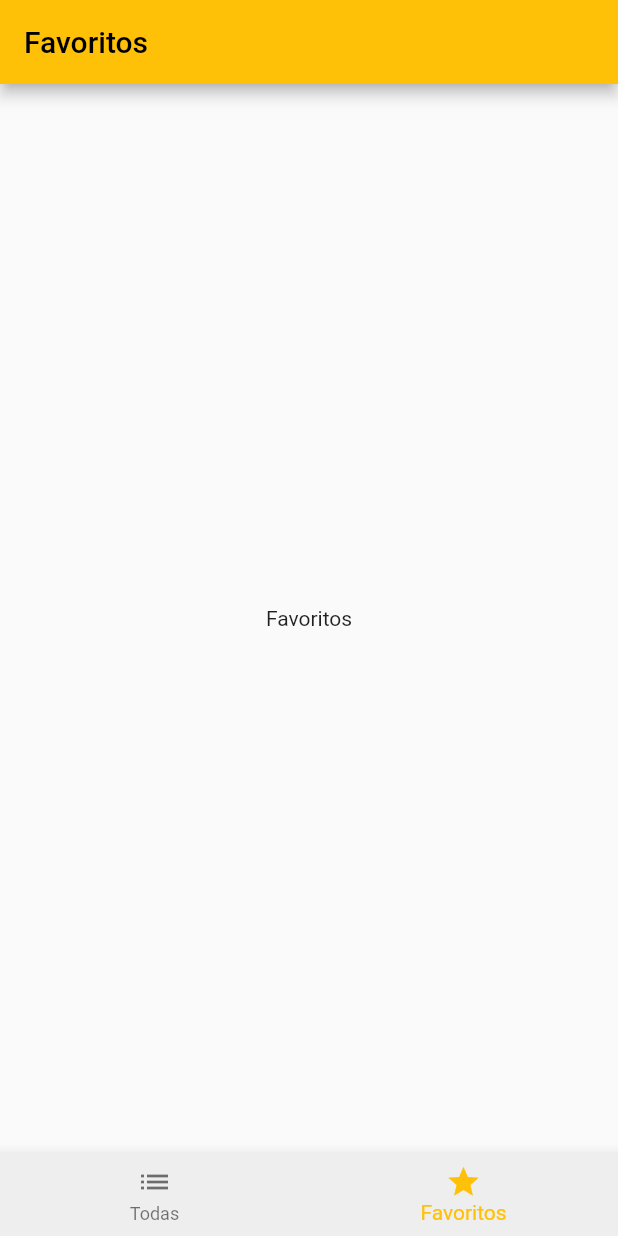
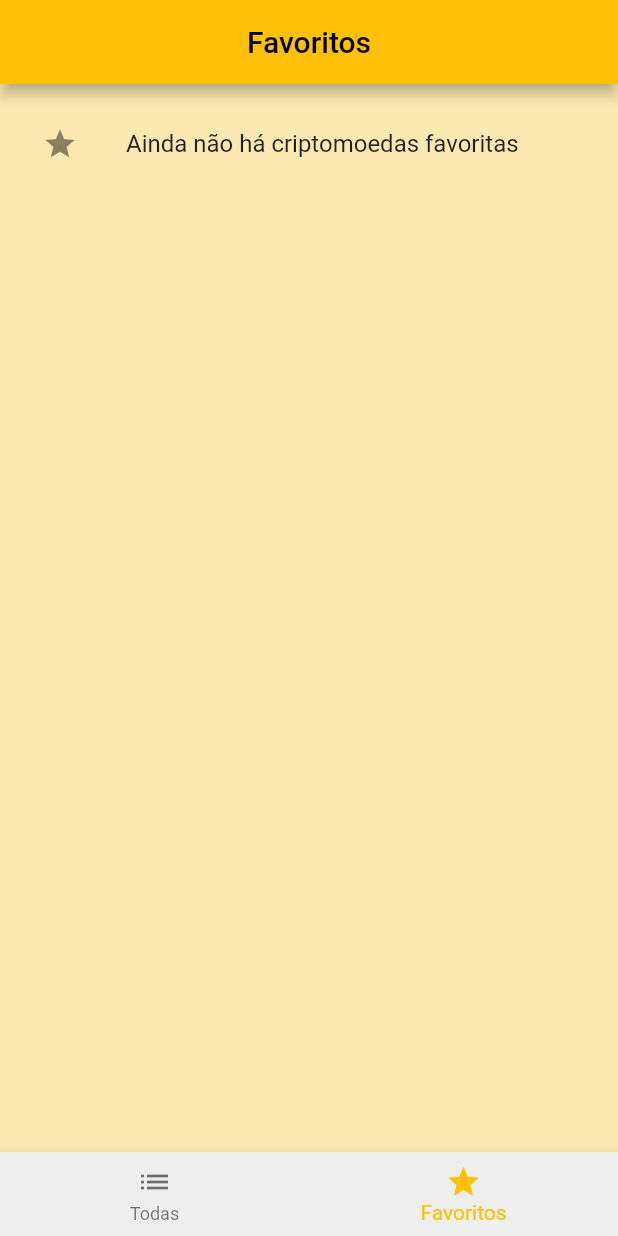
Before and after one commit to WillianCorreia/Crypto-App, a Flutter app: the screen it shows after launch, swiped to page 2, on a phone screen of 412 x 824 dp. Run offline on Flutter 3.47's test engine with Material 2 defaults, Android fonts, the phone set to English and light mode, and no system bars.

Commit message:
favoritos

```diff
--- a/lib/pages/favoritos_page.dart
+++ b/lib/pages/favoritos_page.dart
@@ -1,6 +1,9 @@
 // ignore_for_file: library_private_types_in_public_api, prefer_const_constructors_in_immutables, prefer_const_constructors
 
+import 'package:crypto/repositories/favoritos_repository.dart';
+import 'package:crypto/widget/criptomoedas_card.dart';
 import 'package:flutter/material.dart';
+import 'package:provider/provider.dart';
 
 class FavoritosPage extends StatefulWidget {
   FavoritosPage({Key? key}) : super(key: key);
@@ -13,11 +16,32 @@ class _FavoritosPageState extends State<FavoritosPage> {
   @override
   Widget build(BuildContext context) {
     return Scaffold(
+      //HEADER
       appBar: AppBar(
-        title: Text('Favoritos'),
+        title: Center(child: Text('Favoritos')),
       ),
-      body: Center(
-        child: Text('Favoritos'),
+      //CORPO
+      body: Container(
+        color: Colors.amber.withOpacity(0.3),
+        height: MediaQuery.of(context).size.height,
+        padding: EdgeInsets.all(12),
+        //Consumir Favoritos
+        child: Consumer<FavoritosRepository>(
+          builder: (context, favoritos, child) {
+            return favoritos.lista.isEmpty
+                //Se Favoritos Vazio
+                ? ListTile(
+                  leading: Icon(Icons.star),
+                  title: Text('Ainda não há criptomoedas favoritas'),)
+                //Se Favoritos Não Vazio
+                : ListView.builder(
+                  itemCount: favoritos.lista.length,
+                  itemBuilder: (_, index) {
+                    return CriptomoedasCard(cryptomoedas: favoritos.lista[index],);
+                  },
+                );
+          }
+        ),
       ),
     );
   }
--- /dev/null
+++ b/lib/repositories/favoritos_repository.dart
@@ -0,0 +1,31 @@
+// ignore_for_file: prefer_final_fields, avoid_function_literals_in_foreach_calls
+
+import 'dart:collection';
+
+import 'package:crypto/models/criptomoedas.dart';
+import 'package:flutter/material.dart';
+
+class FavoritosRepository extends ChangeNotifier {
+  //Criar Lista Vazia
+  List<Criptomoedas> _lista = [];
+  //Metodo GET para lista
+  UnmodifiableListView<Criptomoedas> get lista => UnmodifiableListView(_lista);
+
+  //Salvar Criptomoedas Selecionadas
+  saveAll(List<Criptomoedas> criptomoedas) {
+    criptomoedas.forEach((criptomoedas) {
+      if (!_lista.contains(criptomoedas)) _lista.add(criptomoedas);
+    });
+    //Notificar que houve alteração
+    notifyListeners();
+  }
+
+  //Remover Criptomoedas Selecionadas
+  remove(Criptomoedas criptomoedas) {
+    _lista.remove(criptomoedas);
+    //Notificar que houve alteração
+    notifyListeners();
+  }
+
+
+}
--- a/pubspec.yaml
+++ b/pubspec.yaml
@@ -30,6 +30,7 @@ dependencies:
   flutter:
     sdk: flutter
   intl:
+  provider: ^6.0.0
 
 
   # The following adds the Cupertino Icons font to your application.
```
Also changed, not shown: lib/main.dart (+8 -1 lines), lib/pages/crypto_page.dart (+33 -7 lines), lib/widget/criptomoedas_card.dart (added, +114 -0 lines), pubspec.lock.
